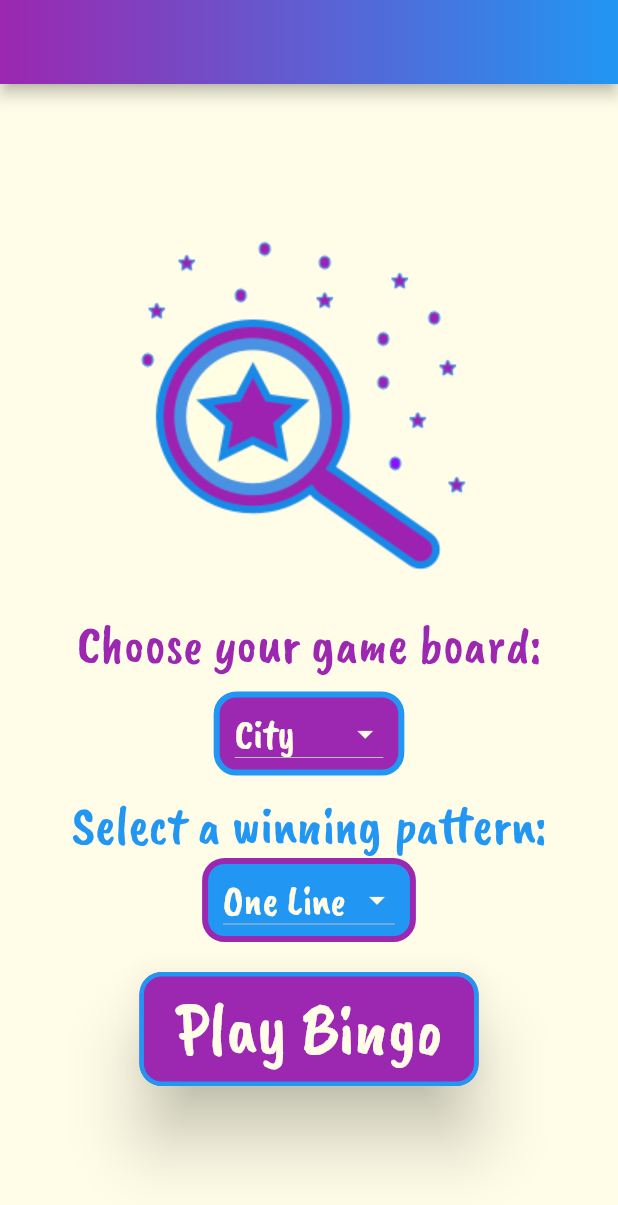
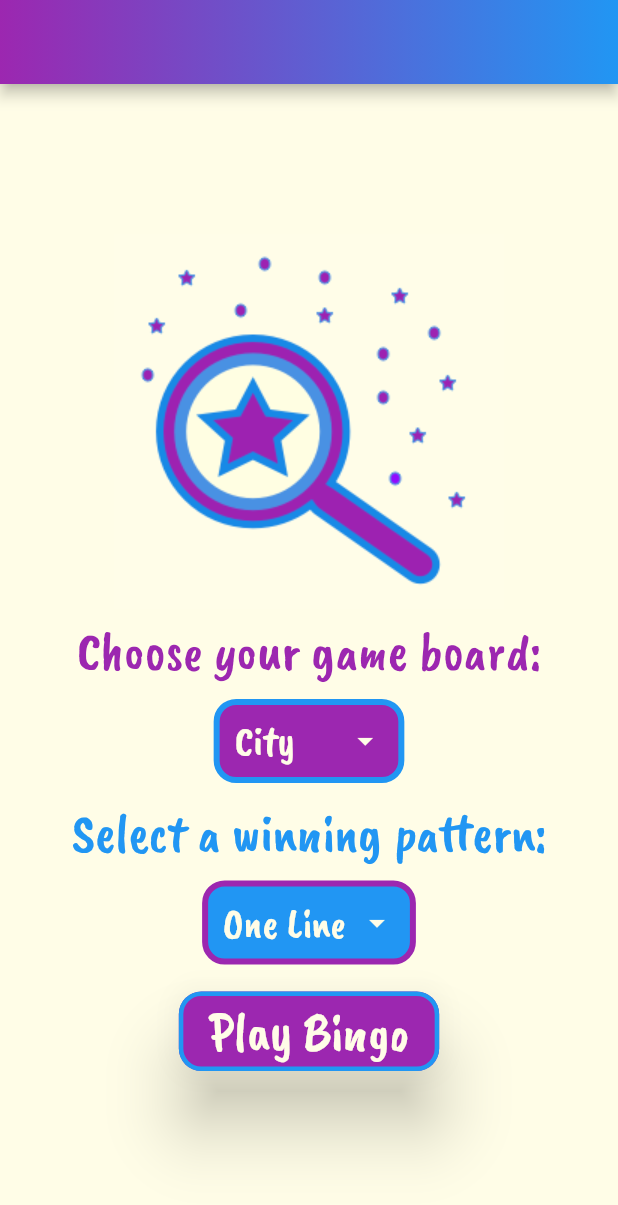
Before and after one commit to emac62/scavenger_bingo, a Flutter app: the screen it shows after launch, on a phone screen of 412 x 824 dp. Shown: the top 1205 px of the screen. Run offline on Flutter 3.47's test engine with Material 2 defaults, Android fonts, the phone set to English and light mode, and no system bars; drawn by our look-alikes of auto_size_text; our stand-ins replace google_mobile_ads, new_gradient_app_bar; missing offline and left inert: material_dialogs.

Commit message:
fix play button clipping

```diff
--- a/lib/main.dart
+++ b/lib/main.dart
@@ -78,9 +78,11 @@ class _IntroPageState extends State<IntroPage> {
             mainAxisAlignment: MainAxisAlignment.center,
             crossAxisAlignment: CrossAxisAlignment.center,
             children: [
-              Container(child: Image.asset("assets/images/IntroImage.png")),
+              Flexible(
+                  child: Container(
+                      child: Image.asset("assets/images/IntroImage.png"))),
               SizedBox(
-                height: 10,
+                height: 5,
               ),
               Padding(
                 padding: const EdgeInsets.only(bottom: 10),
@@ -98,6 +100,7 @@ class _IntroPageState extends State<IntroPage> {
                     color: Colors.purple,
                     borderRadius: BorderRadius.circular(15),
                     border: Border.all(color: Colors.blue, width: 4)),
+                child: DropdownButtonHideUnderline(
                   child: DropdownButton<String>(
                     dropdownColor: Colors.purple,
                     iconEnabledColor: Colors.yellow.shade50,
@@ -123,13 +126,17 @@ class _IntroPageState extends State<IntroPage> {
                     }).toList(),
                   ),
                 ),
+              ),
               SizedBox(height: 10),
-              Text(
+              Padding(
+                padding: const EdgeInsets.only(bottom: 10),
+                child: Text(
                   "Select a winning pattern:",
                   style: TextStyle(
                       fontSize: 36,
                       color: Colors.blue,
                       fontFamily: 'CaveatBrush'),
+                ),
               ),
               Container(
                 padding: EdgeInsets.symmetric(horizontal: 10),
@@ -137,6 +144,7 @@ class _IntroPageState extends State<IntroPage> {
                     color: Colors.blue,
                     borderRadius: BorderRadius.circular(15),
                     border: Border.all(color: Colors.purple, width: 4)),
+                child: DropdownButtonHideUnderline(
                   child: DropdownButton<String>(
                     dropdownColor: Colors.blue,
                     iconEnabledColor: Colors.yellow.shade50,
@@ -162,11 +170,12 @@ class _IntroPageState extends State<IntroPage> {
                     }).toList(),
                   ),
                 ),
+              ),
               SizedBox(
                 height: 10,
               ),
               Padding(
-                padding: const EdgeInsets.fromLTRB(0, 10, 0, 10),
+                padding: const EdgeInsets.fromLTRB(0, 8, 0, 10),
                 child: ElevatedButton(
                   onPressed: () {
                     print("play tapped");
@@ -179,7 +188,7 @@ class _IntroPageState extends State<IntroPage> {
                     );
                   },
                   child: Padding(
-                    padding: const EdgeInsets.all(8.0),
+                    padding: const EdgeInsets.all(4.0),
                     child: Text("Play Bingo"),
                   ),
                   style: ElevatedButton.styleFrom(
@@ -194,7 +203,7 @@ class _IntroPageState extends State<IntroPage> {
                       ),
                       elevation: 20,
                       textStyle:
-                          TextStyle(fontSize: 48, fontFamily: 'CaveatBrush')),
+                          TextStyle(fontSize: 36, fontFamily: 'CaveatBrush')),
                 ),
               )
             ]),
--- a/pubspec.yaml
+++ b/pubspec.yaml
@@ -15,7 +15,7 @@ publish_to: "none" # Remove this line if you wish to publish to pub.dev
 # In iOS, build-name is used as CFBundleShortVersionString while build-number used as CFBundleVersion.
 # Read more about iOS versioning at
 # https://developer.apple.com/library/archive/documentation/General/Reference/InfoPlistKeyReference/Articles/CoreFoundationKeys.html
-version: 1.1.1+3
+version: 1.1.1+4
 
 environment:
   sdk: ">=2.12.0 <3.0.0"
```
Lines whose indentation alone changed are shown as unchanged.
